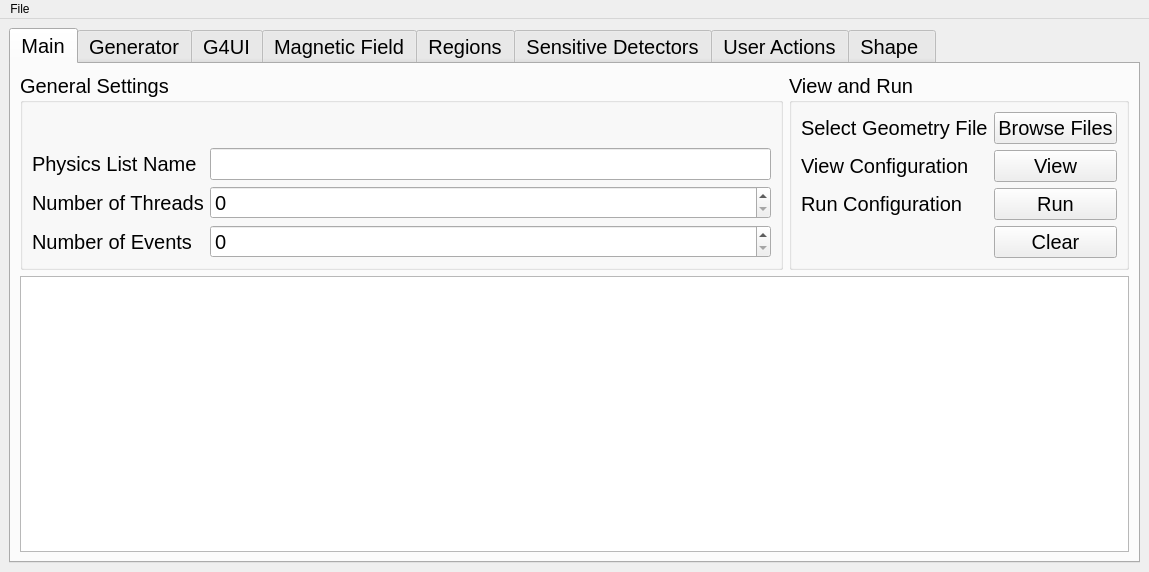
Old version of the form FSL/src/fsl_mainwindow.ui in the repository efemberg11/GeoModel_rmakhman.
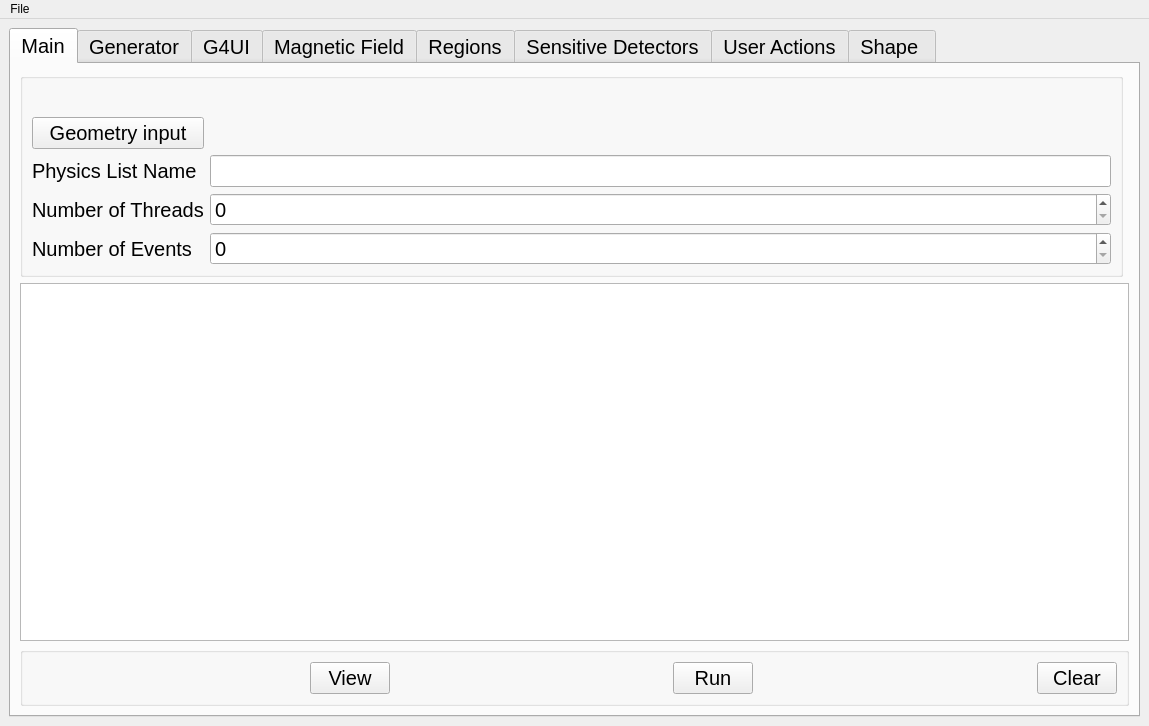
New version of the form.

Commit message: Further refinements of the interface

The edit to the form file:
```diff
--- a/FSL/src/fsl_mainwindow.ui
+++ b/FSL/src/fsl_mainwindow.ui
@@ -7,7 +7,7 @@
     <x>0</x>
     <y>0</y>
     <width>1149</width>
-    <height>572</height>
+    <height>726</height>
    </rect>
   </property>
   <property name="windowTitle">
@@ -36,87 +36,78 @@
         <string>Main</string>
        </attribute>
        <layout class="QGridLayout" name="gridLayout_10">
-        <item row="1" column="0" colspan="2">
-         <widget class="QTextBrowser" name="tB_view_config"/>
-        </item>
-        <item row="0" column="1">
-         <widget class="QGroupBox" name="groupBox_2">
-          <property name="font">
-           <font>
-            <pointsize>15</pointsize>
-           </font>
-          </property>
+        <item row="2" column="0" colspan="2">
+         <widget class="QGroupBox" name="groupBox_11">
           <property name="title">
-           <string>View and Run</string>
+           <string/>
           </property>
-          <layout class="QGridLayout" name="gridLayout_8">
-           <item row="1" column="0">
-            <widget class="QLabel" name="label_8">
-             <property name="font">
-              <font>
-               <pointsize>15</pointsize>
-              </font>
+          <layout class="QHBoxLayout" name="horizontalLayout_10">
+           <item>
+            <spacer name="horizontalSpacer_24">
+             <property name="orientation">
+              <enum>Qt::Horizontal</enum>
              </property>
-             <property name="text">
-              <string>View Configuration </string>
+             <property name="sizeHint" stdset="0">
+              <size>
+               <width>269</width>
+               <height>20</height>
+              </size>
              </property>
-            </widget>
+            </spacer>
            </item>
-           <item row="2" column="0">
-            <widget class="QLabel" name="label_44">
-             <property name="font">
-              <font>
-               <pointsize>15</pointsize>
-              </font>
-             </property>
-             <property name="text">
-              <string>Run Configuration </string>
-             </property>
-            </widget>
-           </item>
-           <item row="0" column="1">
-            <widget class="QPushButton" name="pB_geom">
-             <property name="text">
-              <string>Browse Files</string>
-             </property>
-            </widget>
-           </item>
-           <item row="3" column="1">
-            <widget class="QPushButton" name="pB_main_clear">
-             <property name="text">
-              <string>Clear</string>
-             </property>
-            </widget>
-           </item>
-           <item row="1" column="1">
+           <item>
             <widget class="QPushButton" name="pB_view">
              <property name="text">
               <string>View</string>
              </property>
             </widget>
            </item>
-           <item row="2" column="1">
+           <item>
+            <spacer name="horizontalSpacer_25">
+             <property name="orientation">
+              <enum>Qt::Horizontal</enum>
+             </property>
+             <property name="sizeHint" stdset="0">
+              <size>
+               <width>268</width>
+               <height>20</height>
+              </size>
+             </property>
+            </spacer>
+           </item>
+           <item>
             <widget class="QPushButton" name="pB_Run">
              <property name="text">
               <string>Run</string>
              </property>
             </widget>
            </item>
-           <item row="0" column="0">
-            <widget class="QLabel" name="label_6">
-             <property name="font">
-              <font>
-               <pointsize>15</pointsize>
-              </font>
+           <item>
+            <spacer name="horizontalSpacer_26">
+             <property name="orientation">
+              <enum>Qt::Horizontal</enum>
              </property>
+             <property name="sizeHint" stdset="0">
+              <size>
+               <width>269</width>
+               <height>20</height>
+              </size>
+             </property>
+            </spacer>
+           </item>
+           <item>
+            <widget class="QPushButton" name="pB_main_clear">
              <property name="text">
-              <string>Select Geometry File</string>
+              <string>Clear</string>
              </property>
             </widget>
            </item>
           </layout>
          </widget>
         </item>
+        <item row="1" column="0" colspan="2">
+         <widget class="QTextBrowser" name="tB_view_config"/>
+        </item>
         <item row="0" column="0">
          <widget class="QGroupBox" name="groupBox_3">
           <property name="font">
@@ -125,10 +116,13 @@
            </font>
           </property>
           <property name="title">
-           <string>General Settings</string>
+           <string/>
           </property>
           <layout class="QGridLayout" name="gridLayout_9">
-           <item row="3" column="0">
+           <item row="4" column="1">
+            <widget class="QSpinBox" name="sB_NOT"/>
+           </item>
+           <item row="6" column="0">
             <widget class="QLabel" name="label_2">
              <property name="font">
               <font>
@@ -140,13 +134,14 @@
              </property>
             </widget>
            </item>
-           <item row="3" column="1">
-            <widget class="QSpinBox" name="sB_NOE"/>
-           </item>
-           <item row="1" column="1">
-            <widget class="QLineEdit" name="lE_PLN"/>
-           </item>
            <item row="2" column="0">
+            <widget class="QPushButton" name="pB_geom">
+             <property name="text">
+              <string>Geometry input</string>
+             </property>
+            </widget>
+           </item>
+           <item row="4" column="0">
             <widget class="QLabel" name="label_3">
              <property name="font">
               <font>
@@ -158,20 +153,8 @@
              </property>
             </widget>
            </item>
-           <item row="1" column="0">
-            <widget class="QLabel" name="label">
-             <property name="font">
-              <font>
-               <pointsize>15</pointsize>
-              </font>
-             </property>
-             <property name="text">
-              <string>Physics List Name</string>
-             </property>
-            </widget>
-           </item>
-           <item row="2" column="1">
-            <widget class="QSpinBox" name="sB_NOT"/>
+           <item row="6" column="1">
+            <widget class="QSpinBox" name="sB_NOE"/>
            </item>
            <item row="0" column="0" colspan="2">
             <widget class="QLabel" name="lE_CFN">
@@ -183,6 +166,28 @@
              </property>
             </widget>
            </item>
+           <item row="3" column="0">
+            <widget class="QLabel" name="label">
+             <property name="font">
+              <font>
+               <pointsize>15</pointsize>
+              </font>
+             </property>
+             <property name="text">
+              <string>Physics List Name</string>
+             </property>
+            </widget>
+           </item>
+           <item row="3" column="1">
+            <widget class="QLineEdit" name="lE_PLN"/>
+           </item>
+           <item row="2" column="1">
+            <widget class="QLabel" name="le_GI">
+             <property name="text">
+              <string/>
+             </property>
+            </widget>
+           </item>
           </layout>
          </widget>
         </item>
```
The commit also changes 2 other files.
